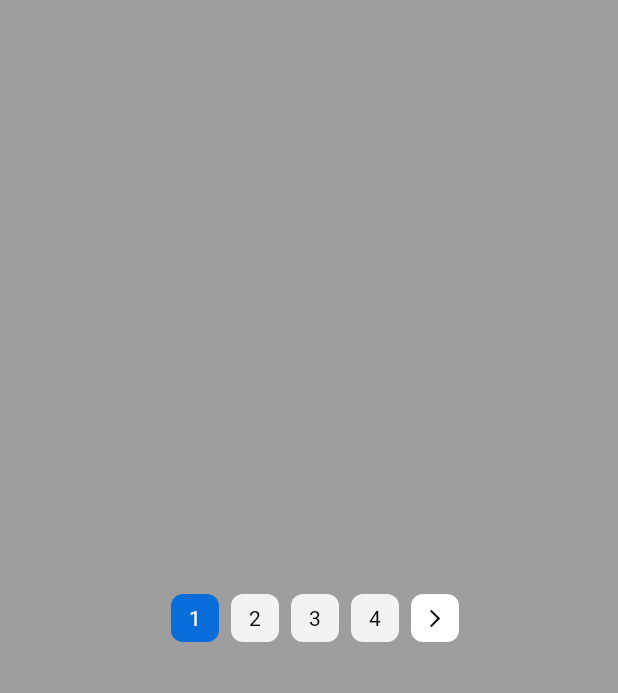
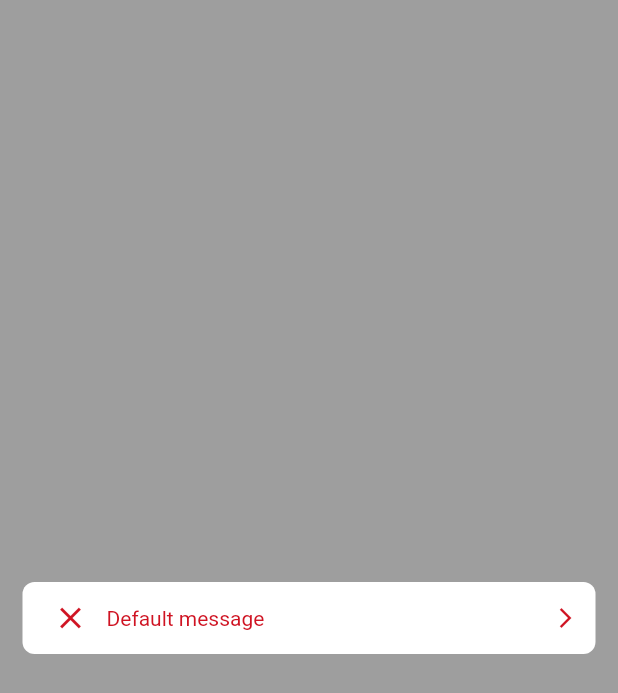
Before and after one commit to Longavtl/design_system, a Flutter app: the screen it shows after launch, on a phone screen of 412 x 824 dp. Shown: the top 693 px of the screen. Run offline on Flutter 3.47's test engine with Material 2 defaults, Android fonts, the light colour scheme and no system bars; our stand-ins replace dotted_border.

Commit message:
snackbar, modified pagination

```diff
--- a/lib/main.dart
+++ b/lib/main.dart
@@ -1,9 +1,6 @@
+import 'package:design_system/style/model/enum.dart';
 import 'package:design_system/ui/checkbox.dart';
-import 'package:design_system/ui/contenttext.dart';
-import 'package:design_system/ui/divider.dart';
-import 'package:design_system/ui/pagination.dart';
-import 'package:design_system/ui/paginationItem.dart';
-import 'package:design_system/ui/popup.dart';
+import 'package:design_system/ui/snackBar.dart';
 import 'package:flutter/material.dart';
 
 
@@ -29,13 +26,20 @@ class _MyAppState extends State<MyApp> {
       home: Scaffold(
         backgroundColor: Colors.grey,
         body: SafeArea(
-          child: Center(
-            child: Pagination(
-              listChild: Type.basic,
-              textField: K.no,
-              withLabel: K.no,
-              totalValue: 7,
-            )
+          child: Column(
+            mainAxisAlignment: MainAxisAlignment.center,
+            children: [
+              Center(
+                child: FSnackBar(
+                  device: Device.mobile,
+                  listChild: SnackBarStyle.white,
+                  state: SnackBarState.error,
+                  onTap: (){
+
+                  }
+                )
+              ),
+            ],
           ),
         )
       ),
--- /dev/null
+++ b/lib/style/model/enum.dart
@@ -0,0 +1,9 @@
+
+enum Device { mobile, website }
+enum ContentAlign { left, right, center}
+enum T { yes, no }
+enum Noti {info, success, warning, error}
+enum MediaPosition { none, above }
+enum ActionView { horizontalButton, oneButton }
+enum SnackBarStyle { color, white }
+enum SnackBarState { info, success, warning, error, fdefault}
--- a/lib/ui/contenttext.dart
+++ b/lib/ui/contenttext.dart
@@ -1,11 +1,8 @@
 import 'package:design_system/style/list_style/title_style.dart';
+import 'package:design_system/style/model/enum.dart';
 import 'package:design_system/style/model/style.dart';
 import 'package:design_system/style/model/text_style.dart';
 import 'package:flutter/material.dart';
-
-enum Device { mobile, website }
-enum ContentAlign { left, right, center}
-enum T { yes, no }
 
 class ContentText extends StatelessWidget {
 
--- a/lib/ui/paginationItem.dart
+++ b/lib/ui/paginationItem.dart
@@ -1,5 +1,6 @@
 import 'package:design_system/style/model/color.dart';
 import 'package:flutter/material.dart';
+import 'package:design_system/style/model/enum.dart';
 
 enum Status { fdefault, active, disabled}
 
--- a/lib/ui/popup.dart
+++ b/lib/ui/popup.dart
@@ -2,10 +2,9 @@ import 'package:design_system/style/model/color.dart';
 import 'package:design_system/ui/button.dart';
 import 'package:design_system/ui/contenttext.dart';
 import 'package:flutter/material.dart';
+import 'package:design_system/style/model/enum.dart';
 
-enum Noti {info, success, warning, error}
-enum MediaPosition { none, above }
-enum ActionView { horizontalButton, oneButton }
+
 
 class PopUp extends StatelessWidget {
 
--- /dev/null
+++ b/lib/ui/snackBar.dart
@@ -0,0 +1,115 @@
+import 'package:design_system/style/model/color.dart';
+import 'package:design_system/style/model/enum.dart';
+import 'package:design_system/ui/button.dart';
+import 'package:flutter/material.dart';
+
+class FSnackBar extends StatelessWidget {
+
+  final Device device;
+  final SnackBarStyle listChild;
+  final SnackBarState state;
+  final String title;
+  Function()? onTap;
+
+  FSnackBar({
+    required this.device,
+    required this.listChild,
+    required this.state,
+    this.title = 'Default message',
+    this.onTap
+  });
+
+  @override
+  Widget build(BuildContext context){
+
+    Color primary = FColor.blueList.firstWhere((element) => element.name == 'blue7').value;
+  Color success = FColor.greenList.firstWhere((element) => element.name == 'green7').value;
+  Color error = FColor.redList.firstWhere((element) => element.name == 'red7').value;
+  Color warning = FColor.orangeList.firstWhere((element) => element.name == 'orange5').value;
+
+  Color color = (state == SnackBarState.info) ? primary
+    : state == SnackBarState.success ? success
+    : state == SnackBarState.error ? error
+    : state == SnackBarState.warning ? warning
+    : Colors.black;
+  IconData icon = state == SnackBarState.info ? Icons.info
+  : state == SnackBarState.warning ? Icons.warning
+  : state == SnackBarState.error ? Icons.close
+  : state == SnackBarState.success ? Icons.check_circle_rounded : Icons.info;
+
+    return listChild == SnackBarStyle.color
+    ? Container(
+      width: 382,
+      height: 48,
+      padding: const EdgeInsets.all(8),
+      decoration: BoxDecoration(
+        color: color,
+        borderRadius: BorderRadius.circular(8)
+      ),
+      child: Row(
+        children: [
+          SizedBox(
+            width: 48,
+            child: Icon(icon,
+              color: Colors.white,
+            ),
+          ),
+          SizedBox(
+            width: 272,
+            child: Text(title,
+              style: const TextStyle(
+                color: Colors.white,
+              ),
+            ),
+          ),
+          InkWell(
+            onTap: onTap,
+            child: const Center(
+              child: Text('Button',
+              style: TextStyle(
+                color: Colors.white,
+              )
+              ),
+            ),
+          )
+        ],
+      ),
+    )
+    : Container(
+      width: 382,
+      height: 48,
+      padding: const EdgeInsets.all(8),
+      decoration: BoxDecoration(
+        color: Colors.white,
+        borderRadius: BorderRadius.circular(8)
+      ),
+      child: Row(
+        children: [
+          SizedBox(
+            width: 48,
+            child: Icon(icon,
+              color: color,
+            ),
+          ),
+          SizedBox(
+            width: 298,
+            child: Text(title,
+              style: TextStyle(
+                color: color,
+              ),
+            ),
+          ),
+          InkWell(
+            onTap: onTap,
+            child: Center(
+              child: Icon(Icons.arrow_forward_ios,
+                  color: color,
+                  size: 16,
+              )
+            ),
+          )
+        ],
+      ),
+    );
+  }
+}
```
Also changed, not shown: lib/ui/pagination.dart (+76 -1 lines).
